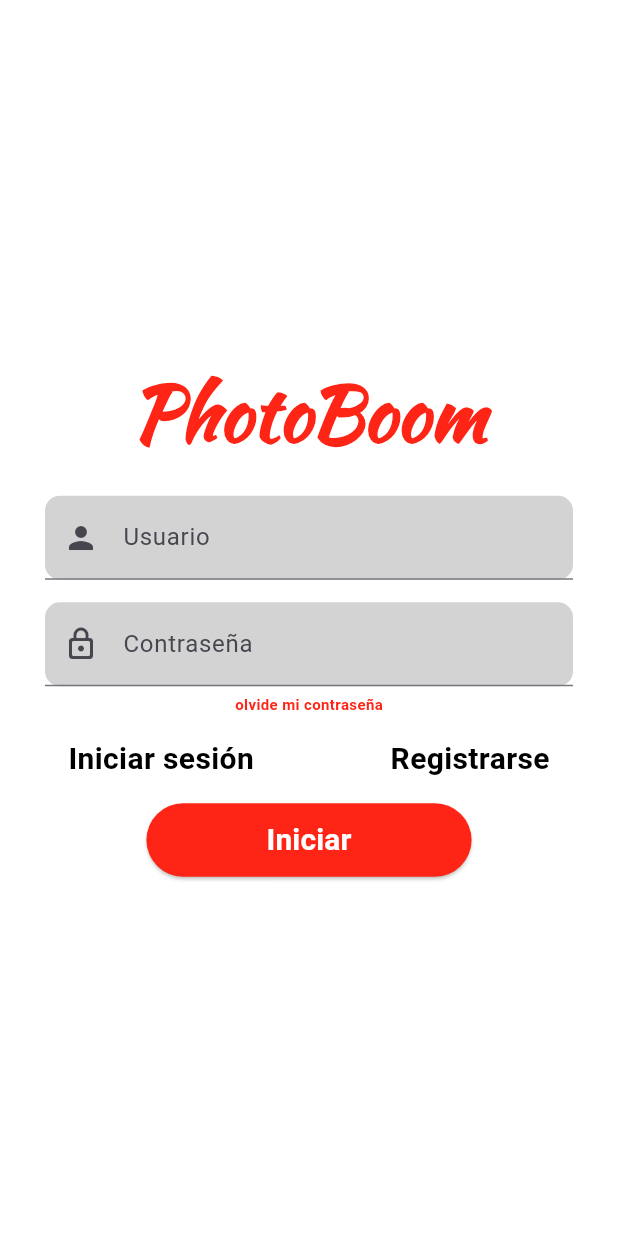
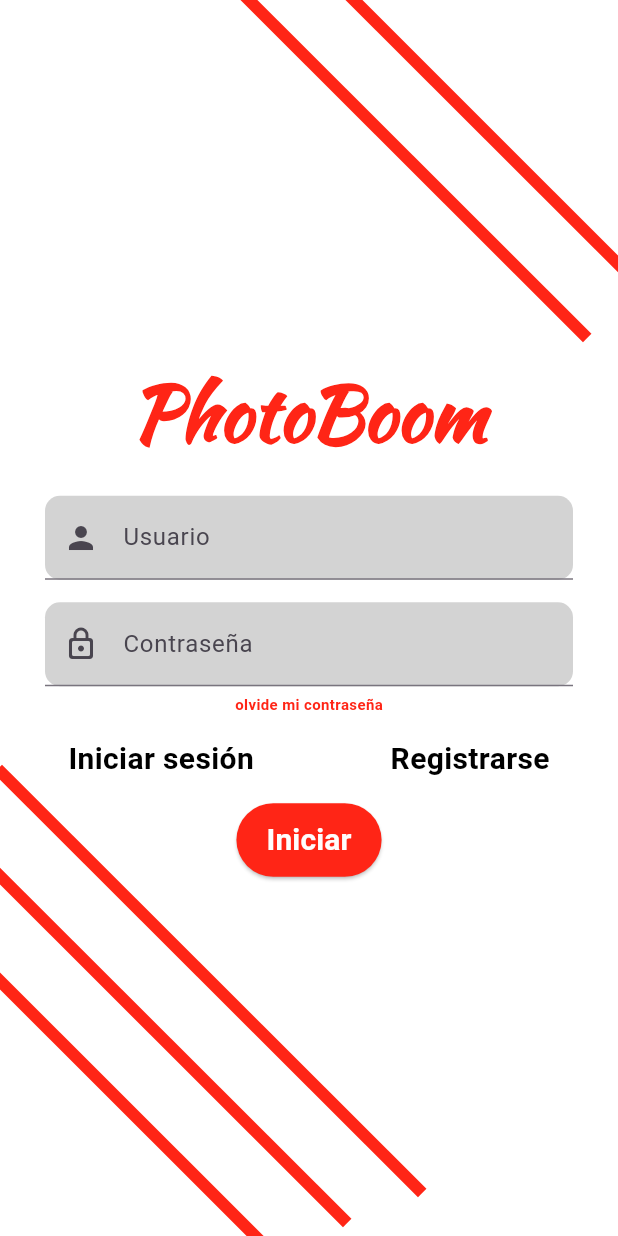
Before and after one commit to ricardojmt/PhotoBoom, a Flutter app: the PbRegistrarse screen opened by its route, after a tap on "Iniciar sesión", on a phone screen of 412 x 824 dp. Run offline on Flutter 3.47's test engine with Material 3 defaults, Android fonts, the phone set to English and light mode, and no system bars.

Commit message:
cambio 0.7

```diff
--- a/lib/components/botonconfirmacion.dart
+++ b/lib/components/botonconfirmacion.dart
@@ -68,7 +68,7 @@ class Confirmacion extends StatelessWidget {
           shape: RoundedRectangleBorder(
             borderRadius: BorderRadius.circular(30), // Bordes redondeados
           ),
-          padding: EdgeInsets.symmetric(vertical: 10, horizontal: 80), // Alto del botón
+          padding: EdgeInsets.symmetric(vertical: 10, horizontal: 20), // Alto del botón
         ),
         onPressed: onPressed,
         child: Text(
--- /dev/null
+++ b/lib/core/app_lineas_decoracion.dart
@@ -0,0 +1,73 @@
+import 'package:flutter/material.dart';
+import 'package:photoboom/core/app_colores.dart';
+
+class Lineas extends StatelessWidget {
+  final Widget child;
+
+  const Lineas({required this.child, super.key});
+
+  @override
+  Widget build(BuildContext context) {
+    return AppLineasDecoracion(
+      lineas: [
+        LineaDecorativa(top: 80, left: 50, angle: 0.785),
+        LineaDecorativa(top: 60, left: 100, angle: 0.785),
+        LineaDecorativa(top: 650, left: -60, angle: 0.785),
+        LineaDecorativa(top: 670, left: -110, angle: 0.785),
+        LineaDecorativa(top: 690, left: -160, angle: 0.785),
+      ],
+      child: child,
+    );
+  }
+}
+
+
+class AppLineasDecoracion extends StatelessWidget {
+  final List<LineaDecorativa> lineas;
+  final Widget child;
+
+  const AppLineasDecoracion({
+    required this.lineas,
+    required this.child,
+    super.key,
+  });
+
+  @override
+  Widget build(BuildContext context) {
+    return Stack(
+      children: [
+        // Fondo opcional (puedes quitarlo si no lo quieres)
+        Container(color: Colors.white),
+
+        // Agrega todas las líneas
+        ...lineas.map((linea) => Positioned(
+              top: linea.top,
+              left: linea.left,
+              child: Transform.rotate(
+                angle: linea.angle,
+                child: Container(
+                  width: 400,
+                  height: 8,
+                  color: AppColores.logotext,
+                ),
+              ),
+            )),
+
+        // El contenido principal
+        child,
+      ],
+    );
+  }
+}
+
+class LineaDecorativa {
+  final double top;
+  final double left;
+  final double angle;
+
+  const LineaDecorativa({
+    required this.top,
+    required this.left,
+    required this.angle,
+  });
+}
--- a/lib/core/app_linias_decoracion.dart
+++ /dev/null
@@ -1 +0,0 @@
-class AppLiniasDecoracion {}
--- a/lib/screens/pb_correo_contrasena.dart
+++ b/lib/screens/pb_correo_contrasena.dart
@@ -1,9 +1,9 @@
 import 'package:flutter/material.dart';
 import 'package:photoboom/components/botonconfirmacion.dart';
-import 'package:photoboom/components/botonvolver.dart';
 import 'package:photoboom/components/logo.dart';
 import 'package:photoboom/components/textos.dart';
 import 'package:photoboom/core/app_colores.dart';
+import 'package:photoboom/core/app_lineas_decoracion.dart';
 
 class PbCorreoContrasena extends StatelessWidget {
   static String id = "pb_correo_contraseña";
@@ -12,7 +12,8 @@ Widget build(BuildContext context) {
   return SafeArea(
     child: Scaffold(
       backgroundColor: AppColores.backgrounds,
-      body: Column(
+      body: Lineas(
+        child: Column(
           crossAxisAlignment: CrossAxisAlignment.start,
           children: [
             Expanded(
@@ -36,6 +37,7 @@ Widget build(BuildContext context) {
           ],
         ),
       ),
+    ),
   );
 }
 }
--- a/lib/screens/pb_inicio_sesion.dart
+++ b/lib/screens/pb_inicio_sesion.dart
@@ -3,6 +3,7 @@ import 'package:photoboom/components/botonconfirmacion.dart';
 import 'package:photoboom/components/datosgenerales.dart';
 import 'package:photoboom/components/logo.dart';
 import 'package:photoboom/core/app_colores.dart';
+import 'package:photoboom/core/app_lineas_decoracion.dart';
 import 'package:photoboom/core/app_tipo_text.dart';
 import 'package:photoboom/screens/pb_olvide_contrasena.dart';
 import 'package:photoboom/screens/pb_registrarse.dart';
@@ -14,8 +15,9 @@ class PbInicioSesion extends StatelessWidget {
     return SafeArea(
       child: Scaffold(
         backgroundColor: AppColores.backgrounds,
-        body: Center(
-          child: Column(
+        body: Lineas(
+          child: Center(
+            child: Column(
             mainAxisAlignment: MainAxisAlignment.center,
             children: [
 
@@ -69,6 +71,7 @@ class PbInicioSesion extends StatelessWidget {
             ]
           ),
         ),
+        ),
       ),
     );
   }
--- a/lib/screens/pb_olvide_contrasena.dart
+++ b/lib/screens/pb_olvide_contrasena.dart
@@ -5,6 +5,7 @@ import 'package:photoboom/components/datosgenerales.dart';
 import 'package:photoboom/components/logo.dart';
 import 'package:photoboom/components/textos.dart';
 import 'package:photoboom/core/app_colores.dart';
+import 'package:photoboom/core/app_lineas_decoracion.dart';
 
 class PbOlvideContrasena extends StatelessWidget {
   static String id = "pb_olvide_contraseña";
@@ -13,7 +14,8 @@ Widget build(BuildContext context) {
   return SafeArea(
     child: Scaffold(
       backgroundColor: AppColores.backgrounds,
-      body: Column(
+      body: Lineas(
+        child: Column(
           crossAxisAlignment: CrossAxisAlignment.start,
           children: [
             flechainicio(),
@@ -36,6 +38,7 @@ Widget build(BuildContext context) {
           ],
         ),
       ),
+    ),
   );
 }
 }
--- a/lib/screens/pb_registrarse.dart
+++ b/lib/screens/pb_registrarse.dart
@@ -5,6 +5,7 @@ import 'package:photoboom/components/logo.dart';
 import 'package:photoboom/core/app_colores.dart';
 import 'package:photoboom/core/app_tipo_text.dart';
 import 'package:photoboom/screens/pb_inicio_sesion.dart';
+import 'package:photoboom/core/app_lineas_decoracion.dart';
 
 class PbRegistrarse extends StatelessWidget {
   static String id = "pb_resgistrarse";
@@ -13,7 +14,8 @@ class PbRegistrarse extends StatelessWidget {
     return SafeArea(
       child: Scaffold(
         backgroundColor: AppColores.backgrounds,
-        body: Center(
+        body: Lineas(
+        child: Center(
           child: Column(
             mainAxisAlignment: MainAxisAlignment.center,
             children: [
@@ -62,6 +64,7 @@ class PbRegistrarse extends StatelessWidget {
             ]
           ),
         ),
+        ),
       ),
     );
   }
```
Lines whose indentation alone changed are shown as unchanged.
